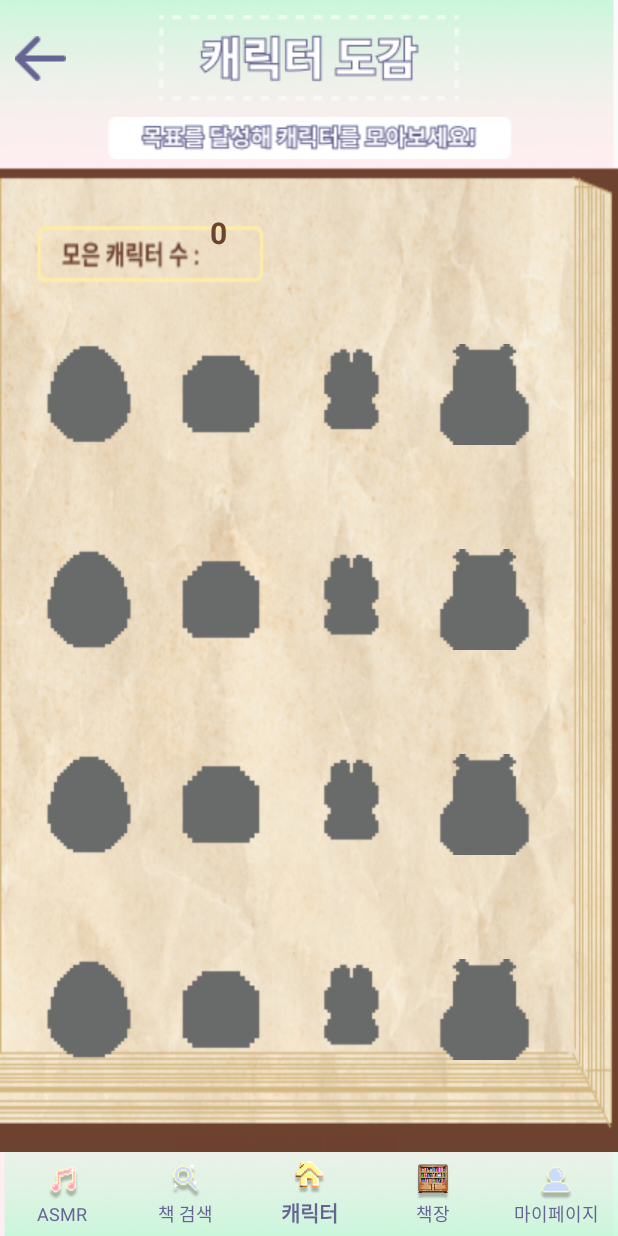
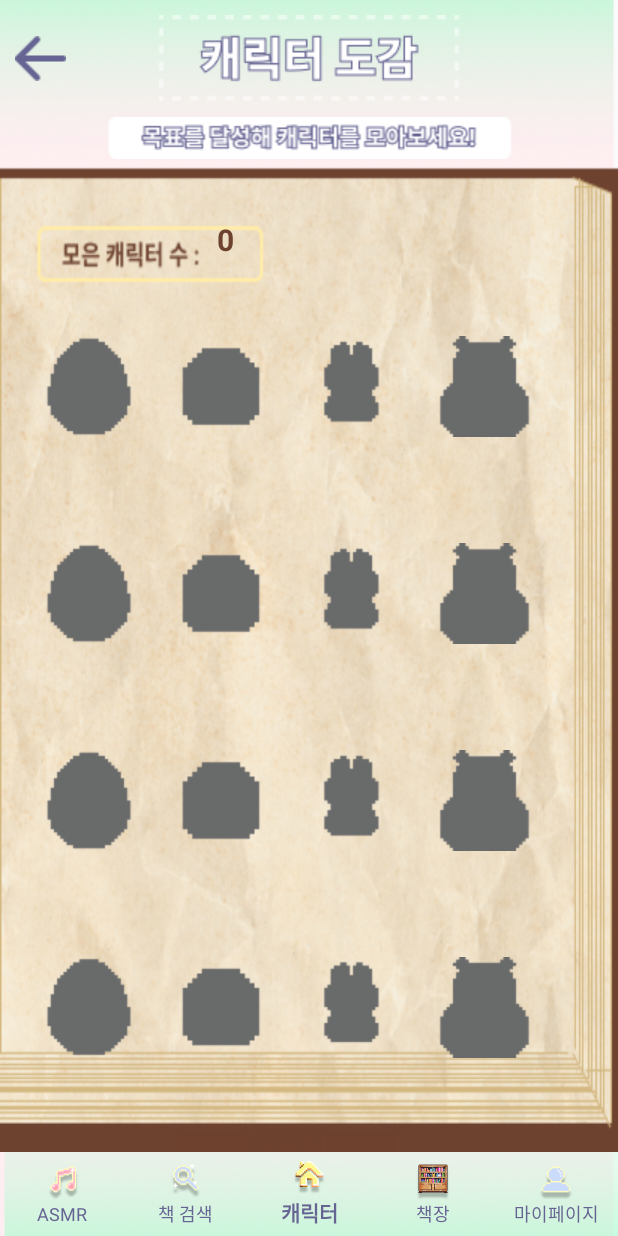
Before and after one commit to HJ2828/GURU2_Android_Book, an Android app: the fragment CharacterFragment placed in its activity, on a phone screen of 412 x 824 dp. Run offline under Robolectric (Android 15) with nearby library versions, the phone set to English and light mode, and no system bars; our stand-ins replace CircleImageView; 1 statement that could not run was skipped.

Commit message:
2023.07.31 도감 xml 수정 _ 서희재(HJ2828) - fragment_character.xml 수정

```diff
--- a/app/src/main/res/layout/fragment_character.xml
+++ b/app/src/main/res/layout/fragment_character.xml
@@ -1,5 +1,6 @@
 <?xml version="1.0" encoding="utf-8"?>
 <LinearLayout xmlns:android="http://schemas.android.com/apk/res/android"
+    xmlns:app="http://schemas.android.com/apk/res-auto"
     xmlns:tools="http://schemas.android.com/tools"
     android:layout_width="match_parent"
     android:layout_height="match_parent"
@@ -47,18 +48,25 @@
             android:orientation="vertical"
             android:layout_marginRight="30dp">
 
+            <androidx.constraintlayout.widget.ConstraintLayout
+                android:layout_width="match_parent"
+                android:layout_height="wrap_content">
+
                 <TextView
                     android:id="@+id/textCharacterCount"
-                android:layout_width="match_parent"
+                    android:layout_width="wrap_content"
                     android:layout_height="wrap_content"
-                android:layout_marginTop="35dp"
-                android:layout_marginLeft="140dp"
-                android:layout_marginBottom="10dp"
+                    android:layout_marginTop="40dp"
                     android:text="0"
+                    android:textAlignment="textStart"
                     android:textColor="#6D422F"
                     android:textSize="20sp"
                     android:textStyle="bold"
-                android:textAlignment="textStart"/>
+                    app:layout_constraintEnd_toEndOf="parent"
+                    app:layout_constraintHorizontal_bias="0.39"
+                    app:layout_constraintStart_toStartOf="parent"
+                    app:layout_constraintTop_toTopOf="parent" />
+            </androidx.constraintlayout.widget.ConstraintLayout>
 
             <TableLayout
                 android:layout_width="match_parent"
```
Lines whose indentation alone changed are shown as unchanged.
